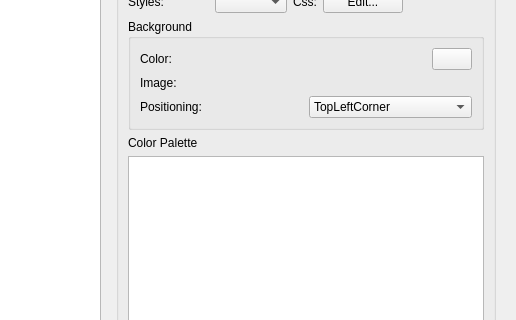
Qt form src/preferences/preferencesdialogbox.ui (Rolisteam/rolisteam) before a commit; both pictures show x 110 to 626 and y 114 to 434 of the 626 by 595 pixel window.
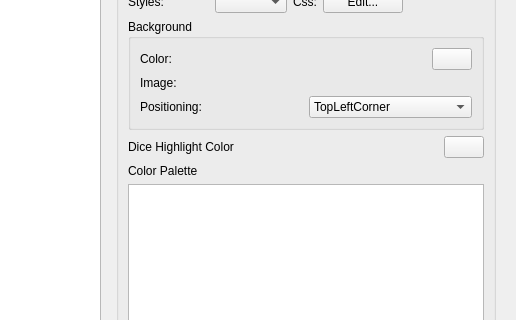
The same form after that commit. Icons and pictures are not drawn. Custom widgets are drawn as their Qt base class.

Commit message: add default alias, add color management for dice roll highlightment

The edit to the form file:
```diff
--- a/src/preferences/preferencesdialogbox.ui
+++ b/src/preferences/preferencesdialogbox.ui
@@ -192,13 +192,13 @@
         </layout>
        </widget>
        <widget class="QWidget" name="page">
-        <layout class="QVBoxLayout" name="verticalLayout_8">
+        <layout class="QVBoxLayout" name="verticalLayout_14">
          <item>
           <widget class="QGroupBox" name="groupBox_8">
            <property name="title">
             <string>Theme</string>
            </property>
-           <layout class="QVBoxLayout" name="verticalLayout_14">
+           <layout class="QVBoxLayout" name="verticalLayout_8">
             <item>
              <layout class="QHBoxLayout" name="horizontalLayout_15">
               <item>
@@ -394,6 +394,37 @@
               </layout>
              </widget>
             </item>
+            <item>
+             <layout class="QHBoxLayout" name="horizontalLayout_9">
+              <item>
+               <widget class="QLabel" name="label_14">
+                <property name="text">
+                 <string>Dice Highlight Color</string>
+                </property>
+               </widget>
+              </item>
+              <item>
+               <spacer name="horizontalSpacer_5">
+                <property name="orientation">
+                 <enum>Qt::Horizontal</enum>
+                </property>
+                <property name="sizeHint" stdset="0">
+                 <size>
+                  <width>40</width>
+                  <height>20</height>
+                 </size>
+                </property>
+               </spacer>
+              </item>
+              <item>
+               <widget class="ColorButton" name="m_diceHighlightColorBtn">
+                <property name="text">
+                 <string/>
+                </property>
+               </widget>
+              </item>
+             </layout>
+            </item>
             <item>
              <widget class="QLabel" name="label_13">
               <property name="text">
```
Left out of the diff: 11 changed lines with no effect on the pictures. The commit also changes 1 other file.
